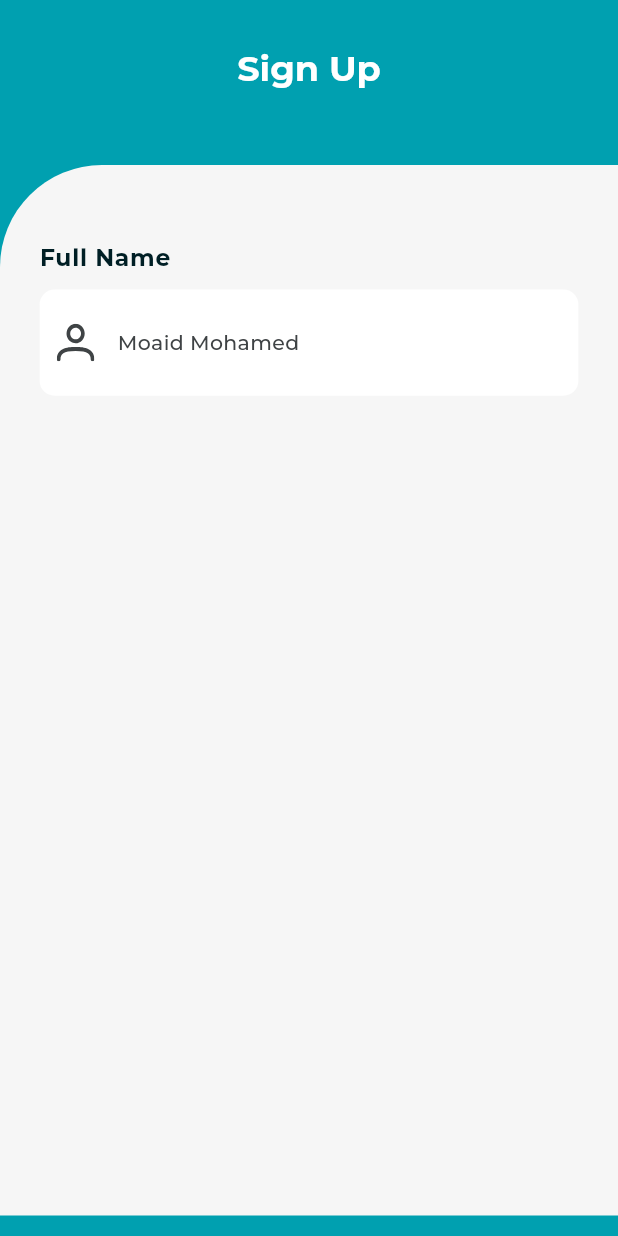
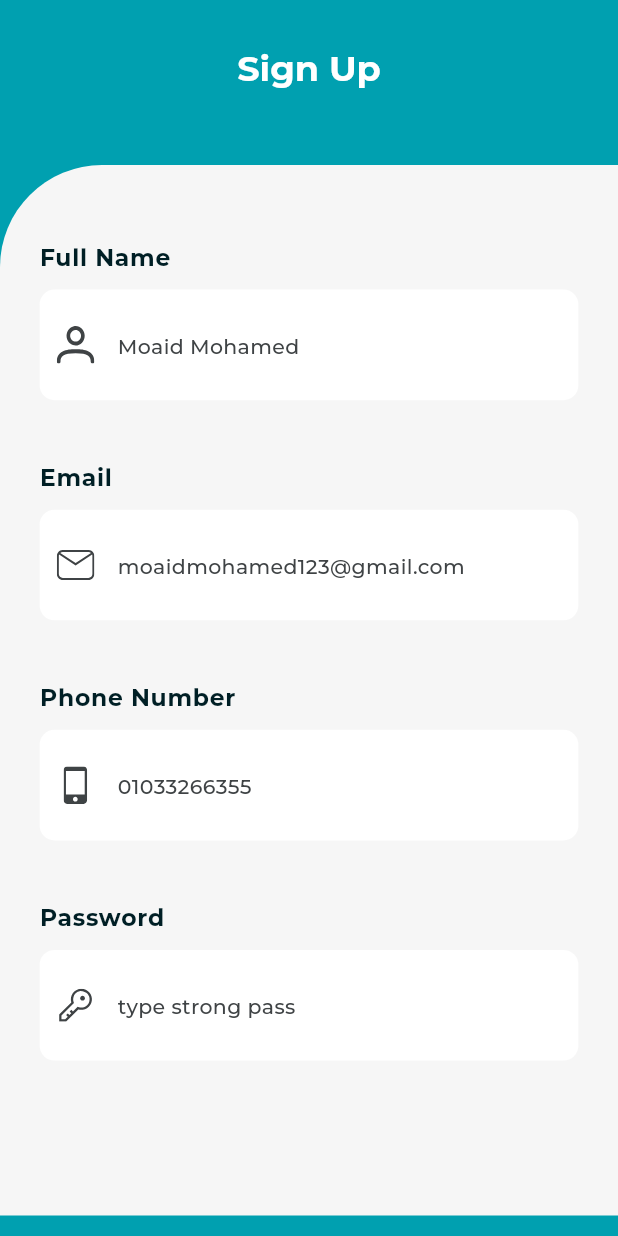
Before and after one commit to devmoaid1/furnit_ar, a Flutter app: the screen it shows after launch, on a phone screen of 412 x 824 dp. Run offline on Flutter 3.47's test engine with Material 2 defaults, Android fonts, the phone set to English and light mode, and no system bars; drawn by our look-alikes of flutter_form_builder; our stand-ins replace flutter_screenutil, flutter_svg, go_router.

Commit message:
added register forms

```diff
--- a/lib/core/constants/app_assets.dart
+++ b/lib/core/constants/app_assets.dart
@@ -8,6 +8,7 @@ abstract class AppAssets {
   static const loginIcon = "assets/icons/login.svg";
   static const logoutIcon = "assets/icons/logout.svg";
   static const passwordIcon = "assets/icons/password.svg";
+  static const phoneIcon = "assets/icons/phone.svg";
   static const settingsIcon = "assets/icons/settings.svg";
   static const tableIcon = "assets/icons/table.svg";
   static const userIcon = "assets/icons/user.svg";
--- a/lib/presentation/register/widgets/register_details_section.dart
+++ b/lib/presentation/register/widgets/register_details_section.dart
@@ -62,6 +62,58 @@ class _RegisterDetailsSectionState extends State<RegisterDetailsSection> {
                           iconPath: AppAssets.userIcon,
                         )),
                     fillColor: context.appTheme.colorScheme.onPrimaryContainer,
+                  ),
+                  40.vSpace,
+                  Text(
+                    'Email',
+                    style: context.appTextTheme.bodyLarge!
+                        .copyWith(fontWeight: FontWeight.w600),
+                  ),
+                  10.vSpace,
+                  FurnitArTextField(
+                    name: 'email',
+                    hintText: 'moaidmohamed123@gmail.com',
+                    prefixIcon: IconButton(
+                        onPressed: () {},
+                        icon: const CustomSvgVisual(
+                          iconPath: AppAssets.emailIcon,
+                        )),
+                    fillColor: context.appTheme.colorScheme.onPrimaryContainer,
+                  ),
+                  40.vSpace,
+                  Text(
+                    'Phone Number',
+                    style: context.appTextTheme.bodyLarge!
+                        .copyWith(fontWeight: FontWeight.w600),
+                  ),
+                  10.vSpace,
+                  FurnitArTextField(
+                    name: 'phoneNumber',
+                    hintText: '01033266355',
+                    prefixIcon: IconButton(
+                        onPressed: () {},
+                        icon: const CustomSvgVisual(
+                          iconPath: AppAssets.phoneIcon,
+                        )),
+                    fillColor: context.appTheme.colorScheme.onPrimaryContainer,
+                  ),
+                  40.vSpace,
+                  Text(
+                    'Password',
+                    style: context.appTextTheme.bodyLarge!
+                        .copyWith(fontWeight: FontWeight.w600),
+                  ),
+                  10.vSpace,
+                  FurnitArTextField(
+                    name: 'password',
+                    hintText: 'type strong pass',
+                    obsecure: true,
+                    prefixIcon: IconButton(
+                        onPressed: () {},
+                        icon: const CustomSvgVisual(
+                          iconPath: AppAssets.passwordIcon,
+                        )),
+                    fillColor: context.appTheme.colorScheme.onPrimaryContainer,
                   )
                 ],
               ))
--- a/lib/presentation/widgets/furnitar_textfield.dart
+++ b/lib/presentation/widgets/furnitar_textfield.dart
@@ -50,8 +50,7 @@ class FurnitArTextField extends StatelessWidget {
       initialValue: intialValue,
       obscureText: obsecure ?? false,
       cursorHeight: 20.h,
-      cursorRadius: AppLayouts.kDefaultBorderRadius,
-      style: context.appTextTheme.bodyMedium
+      style: context.appTextTheme.bodyLarge
           ?.copyWith(color: AppColorsLight.kIconColor),
       cursorColor: AppColorsLight.kPrimaryColor,
       decoration: InputDecoration(
```
